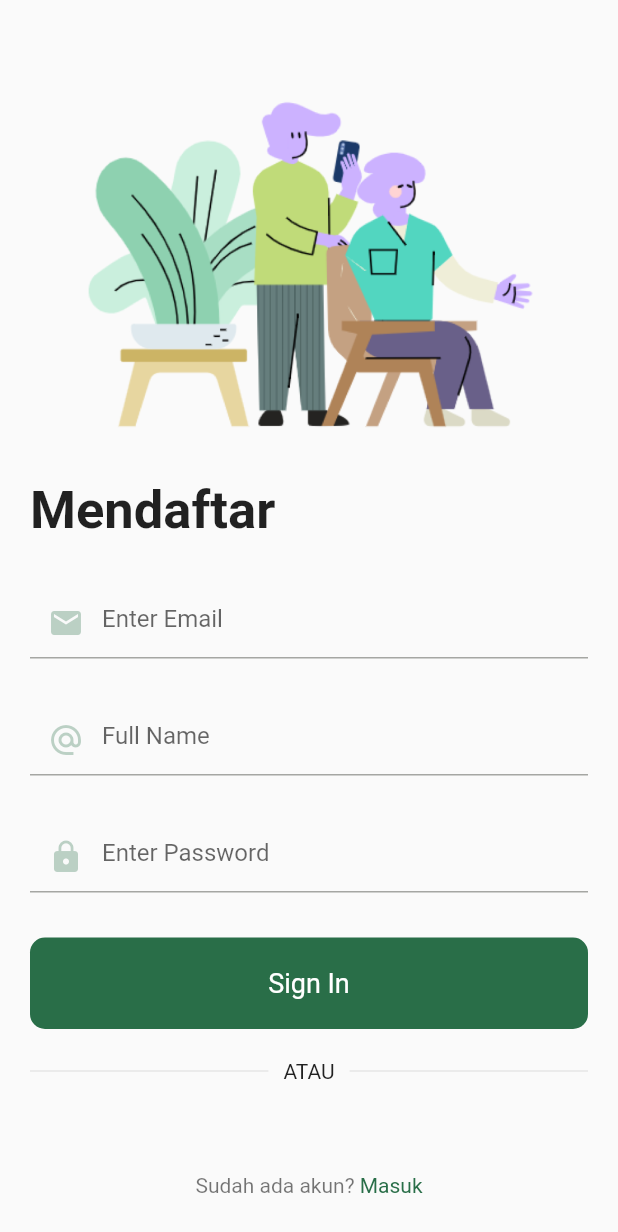
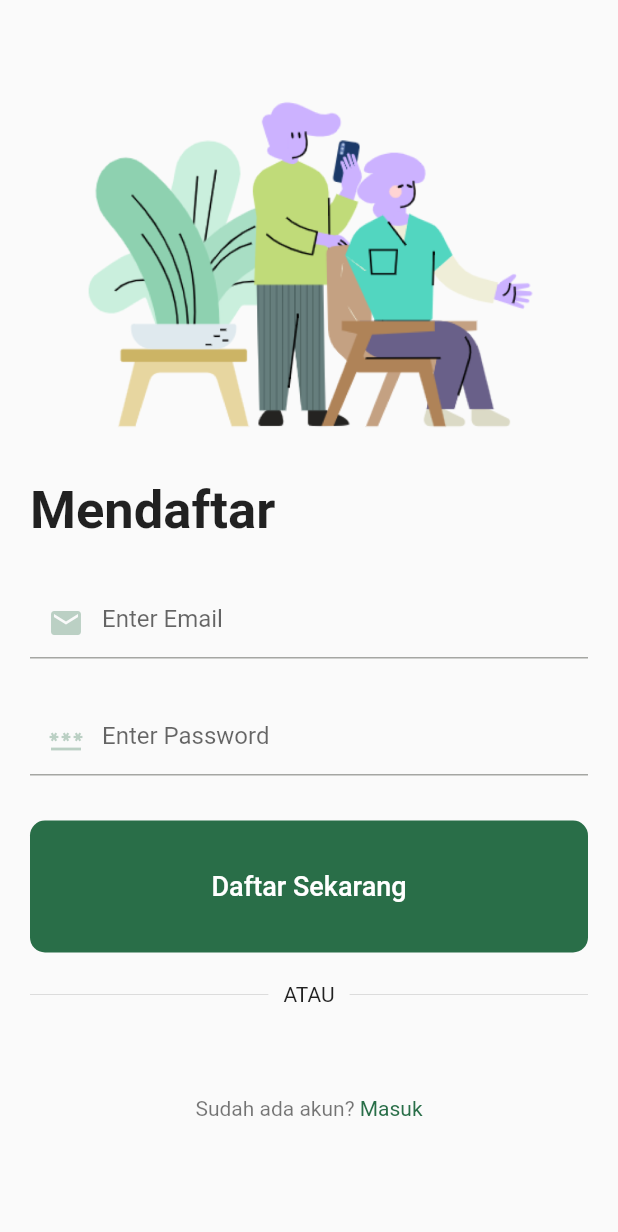
Before and after one commit to urfanadjie/smartHolticulture4, a Flutter app: the SignUp screen opened directly, on a phone screen of 412 x 824 dp. Shown: the top 1232 px of the screen. Run offline on Flutter 3.47's test engine with Material 2 defaults, Android fonts, the light colour scheme and no system bars; our stand-ins replace animated_bottom_navigation_bar, firebase_auth, firebase_core, firebase_database, google_nav_bar, page_transition and 2 more; accounts and stored records are empty.

Commit message:
Optimalisasi Fitur Login (part 2)

```diff
--- a/lib/ui/screens/signin_page.dart
+++ b/lib/ui/screens/signin_page.dart
@@ -23,7 +23,6 @@ class SignInPageState extends State<SignInPage> {
 
   @override
   void initState() {
-    // TODO: implement initState
     super.initState();
     final Future<FirebaseApp> _fApp = Firebase.initializeApp();
   }
--- a/lib/ui/screens/signup_page.dart
+++ b/lib/ui/screens/signup_page.dart
@@ -15,9 +15,13 @@ class SignUp extends StatefulWidget {
 }
 
 class _SignUpState extends State<SignUp> {
+  final _formKey = GlobalKey<FormState>();
+
+  String email = '';
+  String password = '';
+
   @override
   void initState() {
-    // TODO: implement initState
     super.initState();
     final Future<FirebaseApp> _fApp = Firebase.initializeApp();
   }
@@ -27,7 +31,9 @@ class _SignUpState extends State<SignUp> {
     Size size = MediaQuery.of(context).size;
 
     return Scaffold(
-      body: Padding(
+      body: Form(
+        key: _formKey,
+        child: Padding(
           padding: const EdgeInsets.symmetric(vertical: 20, horizontal: 20),
           child: SingleChildScrollView(
             physics: BouncingScrollPhysics(),
@@ -51,7 +57,7 @@ class _SignUpState extends State<SignUp> {
                 const SizedBox(
                   height: 30,
                 ),
-              TextField(
+                TextFormField(
                   obscureText: false,
                   style: TextStyle(
                     color: Constants.blackColor,
@@ -64,22 +70,51 @@ class _SignUpState extends State<SignUp> {
                     hintText: 'Enter Email',
                   ),
                   cursorColor: Constants.blackColor.withOpacity(.5),
+                  validator: (value) {
+                    if (!(value.toString().contains('@'))) {
+                      return ' Invalid Email';
+                    } else {
+                      return null;
+                    }
+                  },
+                  onSaved: (value) {
+                    setState(() {
+                      email = value!;
+                    });
+                  },
                 ),
                 const SizedBox(
                   height: 30,
                 ),
-              const CustomTextfield(
-                obscureText: false,
-                hintText: 'Full Name',
-                icon: Icons.alternate_email,
+                TextFormField(
+                  key: ValueKey('password'),
+                  obscureText: true,
+                  style: TextStyle(
+                    color: Constants.blackColor,
                   ),
-              const SizedBox(
-                height: 30,
+                  decoration: InputDecoration(
+                    border: const UnderlineInputBorder(
+                      borderSide: BorderSide(),
                     ),
-              const CustomTextfield(
-                obscureText: true,
+                    prefixIcon: Icon(
+                      Icons.password,
+                      color: Constants.primaryColor.withOpacity(.3),
+                    ),
                     hintText: 'Enter Password',
-                icon: Icons.lock,
+                  ),
+                  cursorColor: Constants.blackColor.withOpacity(.5),
+                  validator: (value) {
+                    if (value.toString().length < 6) {
+                      return ' Invalid Email';
+                    } else {
+                      return null;
+                    }
+                  },
+                  onSaved: (value) {
+                    setState(() {
+                      password = value!;
+                    });
+                  },
                 ),
                 const SizedBox(
                   height: 30,
@@ -94,12 +129,28 @@ class _SignUpState extends State<SignUp> {
                     ),
                     padding:
                     const EdgeInsets.symmetric(horizontal: 10, vertical: 20),
-                  child: const Center(
-                    child: Text(
-                      'Sign In',
+                    child: Center(
+                      child: TextButton(
+                        onPressed: () {
+                          if (_formKey.currentState!.validate()) {
+                            _formKey.currentState!.save();
+                            signup(email, password);
+                            ScaffoldMessenger.of(context).showSnackBar(
+                              SnackBar(
+                                duration: Duration(seconds: 3),
+                                content: Container(
+                                  child: Text('Sukses Daftar, silahkan login.'),
+                                )
+                              )
+                            );
+                          }
+                        },
+                        child: const Text(
+                          'Daftar Sekarang',
                           style: TextStyle(
                             color: Colors.white,
                             fontSize: 18.0,
+                          ),
                         ),
                       ),
                     ),
@@ -155,6 +206,7 @@ class _SignUpState extends State<SignUp> {
             ),
           ),
         ),
+      ),
     );
   }
   signup(String email, String password) async {
@@ -165,7 +217,7 @@ class _SignUpState extends State<SignUp> {
         password: password,
       );
       print('-----------Success Registration-------------');
-      Navigator.pop(context, PageTransition(
+      Navigator.push(context, PageTransition(
         child: const SignInPage(),
         type: PageTransitionType.bottomToTop,
       ));
```
Lines whose indentation alone changed are shown as unchanged.
